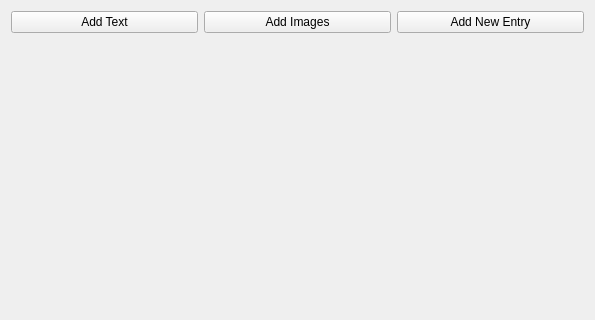
First picture: the form in Introduce/mainwidget.ui, repository theArcticOcean/qtLib, before the edit; both pictures show x 0 to 595 and y 0 to 320 of the 595 by 590 pixel window.
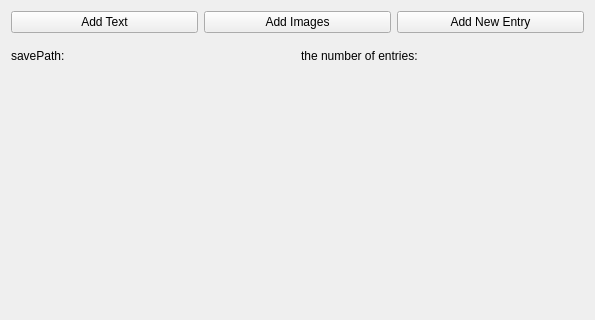
Second picture: the form after the edit.

```diff
--- a/Introduce/mainwidget.ui
+++ b/Introduce/mainwidget.ui
@@ -13,7 +13,7 @@
   <property name="windowTitle">
    <string>MainWidget</string>
   </property>
-  <layout class="QVBoxLayout" name="verticalLayout">
+  <layout class="QVBoxLayout" name="verticalLayout" stretch="1,1,15">
    <item>
     <layout class="QHBoxLayout" name="horizontalLayout">
      <item>
@@ -39,6 +39,24 @@
      </item>
     </layout>
    </item>
+   <item>
+    <layout class="QHBoxLayout" name="horizontalLayout_2">
+     <item>
+      <widget class="QLabel" name="dirLabel">
+       <property name="text">
+        <string>savePath:</string>
+       </property>
+      </widget>
+     </item>
+     <item>
+      <widget class="QLabel" name="label">
+       <property name="text">
+        <string>the number of entries:</string>
+       </property>
+      </widget>
+     </item>
+    </layout>
+   </item>
    <item>
     <widget class="QWidget" name="widget" native="true">
      <property name="sizePolicy">
```
